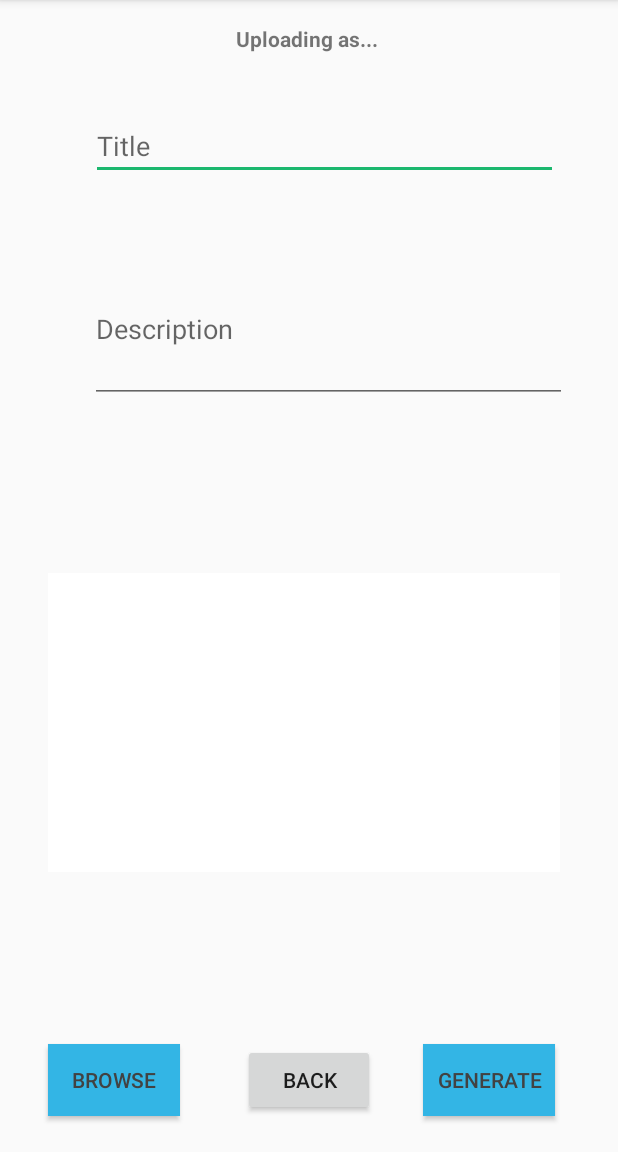
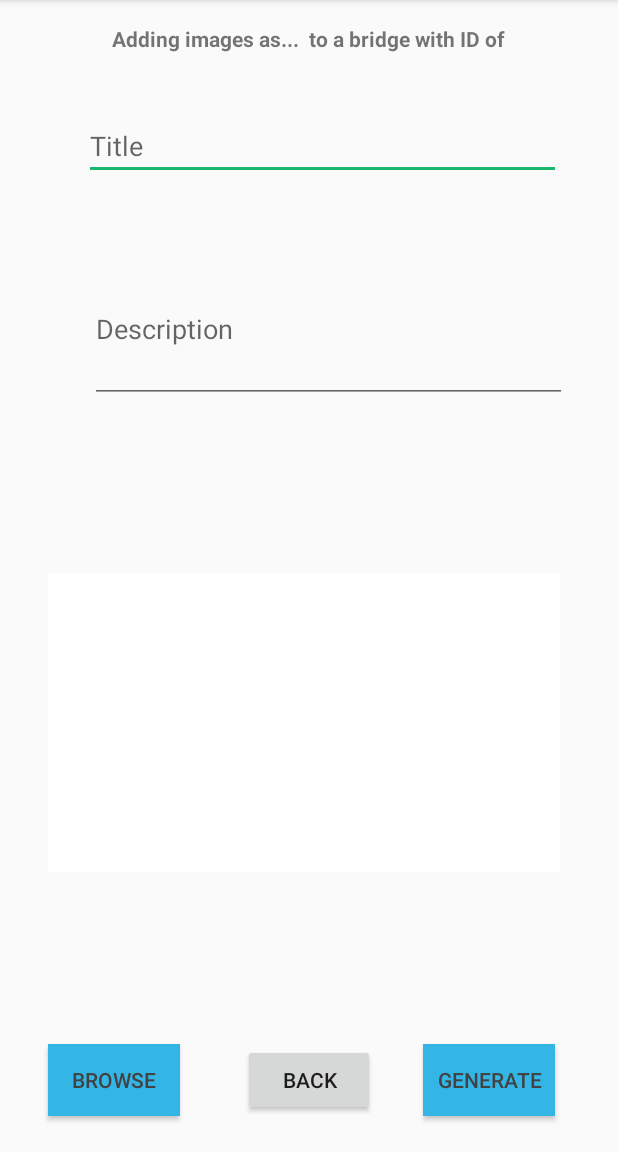
Before and after one commit to Surbhipatel9/drone-bridge-inspection-android, an Android app: the MainActivity screen opened directly, with no data from a screen before it, on a phone screen of 412 x 824 dp, the part 84-1236 px from its top. Run offline under Robolectric (Android 15) with nearby library versions, the phone set to English and light mode, and no system bars.

```diff
--- a/app/src/main/java/xyz/maxime_brgt/testretrofit/MainActivity.java
+++ b/app/src/main/java/xyz/maxime_brgt/testretrofit/MainActivity.java
@@ -1,22 +1,18 @@
 package xyz.maxime_brgt.testretrofit;
 
 import android.Manifest;
-import android.content.Context;
 import android.content.Intent;
 import android.content.pm.PackageManager;
 import android.graphics.Bitmap;
 import android.icu.util.Calendar;
-import android.media.Image;
 import android.net.Uri;
 import android.os.Build;
 import android.os.Environment;
-import android.os.StrictMode;
 import android.provider.MediaStore;
 import android.support.annotation.RequiresApi;
 import android.support.v4.app.ActivityCompat;
 import android.support.v7.app.AppCompatActivity;
 import android.os.Bundle;
-import android.util.Base64;
 import android.util.Log;
 import android.view.View;
 import android.widget.Button;
@@ -24,39 +20,16 @@ import android.widget.EditText;
 import android.widget.ImageView;
 import android.widget.TextView;
 import android.widget.Toast;
-
-import java.io.BufferedReader;
 import java.io.BufferedWriter;
 import java.io.File;
-import java.io.FileNotFoundException;
-import java.io.FileOutputStream;
-import java.io.FileReader;
 import java.io.FileWriter;
 import java.io.IOException;
-import java.io.OutputStream;
-import java.io.OutputStreamWriter;
-import java.sql.Connection;
-import java.sql.DriverManager;
-import java.sql.PreparedStatement;
-import java.sql.SQLException;
-import java.sql.Statement;
-import java.text.DateFormat;
 import java.text.SimpleDateFormat;
 import java.util.ArrayList;
-import java.util.Arrays;
 import java.util.Date;
 import java.util.HashMap;
 import java.util.List;
 import java.util.Map;
-import java.util.logging.Handler;
-import java.util.logging.Logger;
-
-import okhttp3.MediaType;
-import okhttp3.MultipartBody;
-import okhttp3.RequestBody;
-import retrofit2.Call;
-import retrofit2.Callback;
-import retrofit2.Response;
 
 import static xyz.maxime_brgt.testretrofit.Constants.PICK_IMAGE_REQUEST;
 import static xyz.maxime_brgt.testretrofit.Constants.READ_WRITE_EXTERNAL;
@@ -71,10 +44,6 @@ public class MainActivity extends AppCompatActivity {
     private TextView uploadAsTextView;
     private Button uploadButton;
 
-    public ArrayList<String> filePathList = new ArrayList<String>();
-
-    //public String  toWrite = "its me adam";
-    public String filename = "test";
     public static String ourImageURL = "";
 
     private String uploadUserName = HomeActivity.enteredUserName;
@@ -95,7 +64,6 @@ public class MainActivity extends AppCompatActivity {
         uploadButton = (Button) findViewById(R.id.uploadButton);
 
         Date c = Calendar.getInstance().getTime();
-        //System.out.println("Current time => " + c);
         SimpleDateFormat df = new SimpleDateFormat("dd-MMM-yyyy");
         formattedDate = df.format(c);
         Log.d("ourDate", formattedDate.toString());
@@ -139,30 +107,32 @@ public class MainActivity extends AppCompatActivity {
         }
         */
 
-        uploadAsTextView.setText("Uploading as... " + uploadUserName);
+        uploadAsTextView.setText("Adding images as... " + uploadUserName + " to a bridge with ID of " + BridgeSelectActivity.bridgeID);
 
     }
 
-
-
     public void onChoose(View v) {
-
         Intent intent = new Intent();
         intent.setType("image/*");
         intent.setAction(Intent.ACTION_GET_CONTENT);
         startActivityForResult(Intent.createChooser(intent, "Select Picture"), PICK_IMAGE_REQUEST);
 
+//        File sdDir = Environment.getExternalStoragePublicDirectory(Environment.DIRECTORY_PICTURES);
+//        File f = new File(sdDir, "DJI");
+//        Log.d("fileTesting", f.getPath());
+//        Intent i = new Intent();
+//        i.setAction(Intent.ACTION_VIEW);
+//        i.setDataAndType(Uri.withAppendedPath(Uri.fromFile(f), "DJI"), "image/*");
+//        i.setFlags(Intent.FLAG_ACTIVITY_NEW_TASK);
+//        i.setAction(Intent.ACTION_GET_CONTENT);
+//        startActivityForResult(Intent.createChooser(i, "Select Picture"), PICK_IMAGE_REQUEST);
     }
-
 
     @Override
     protected void onActivityResult(int requestCode, int resultCode, Intent data) {
         super.onActivityResult(requestCode, resultCode, data);
-
         if (requestCode == PICK_IMAGE_REQUEST && resultCode == RESULT_OK && data != null && data.getData() != null) {
-
             returnUri = data.getData();
-
             try {
                 Bitmap bitmap = MediaStore.Images.Media.getBitmap(getContentResolver(), returnUri);
 
@@ -196,21 +166,16 @@ public class MainActivity extends AppCompatActivity {
     private void getFilePath() {
         String filePath = DocumentHelper.getPath(this, this.returnUri);
         imagePath = filePath;
-        Log.d("testing123", "file path testing... " + filePath);
-        //Safety check to prevent null pointer exception
         if (filePath == null || filePath.isEmpty()) return;
         chosenFile = new File(filePath);
-        Log.d("testing123", filePath);
-}
+    }
 
     public void addFilePath(View v) {
         String bridgeID = BridgeSelectActivity.bridgeID;
         String bridgeName = name.getText().toString();
         String bridgeDescription = description.getText().toString();
         String bridgeUserID = HomeActivity.enteredUserName;
-        //Log.d("Test URL", ourImageURL);
         File sdCard = Environment.getExternalStorageDirectory();
-        //File f = new File(sdCard + "/test.txt");
         File f = new File(sdCard +  "/" + "wvDotDroneFolder" + "/" + "filePaths" + ".txt");
         if (!f.exists()) {
             try {
--- a/app/src/main/java/xyz/maxime_brgt/testretrofit/NavigateActivity.java
+++ b/app/src/main/java/xyz/maxime_brgt/testretrofit/NavigateActivity.java
@@ -91,10 +91,7 @@ public class NavigateActivity extends AppCompatActivity {
                 String line;
                 while ((line = br.readLine()) != null) {
                     lineArray = line.split(",");
-//                    String fileName = lineArray[0].substring(lineArray[0].lastIndexOf("/") + 1 );
-//                    filePaths.add(fileName);
                     filePaths.add(lineArray[0]);
-                    //Log.d("lineTesting", fileName);
                     bridgeIDs.add(lineArray[1]);
                     bridgeNames.add(lineArray[2]);
                     bridgeDescrtiptions.add(lineArray[3]);
@@ -123,25 +120,18 @@ public class NavigateActivity extends AppCompatActivity {
 
                 final NotificationHelper notificationHelper = new NotificationHelper(this.getApplicationContext());
                 notificationHelper.createUploadingNotification();
-
                 ImgurService imgurService = ImgurService.retrofit.create(ImgurService.class);
-
-//            final String postName = name.getText().toString();
-//            final String postDescription = description.getText().toString();
                 final int spot = filePaths.indexOf(item);
         Log.d("testing123", filePaths.get(spot));
                 final Call<ImageResponse> call =
                         imgurService.postImage(
-                                //bridgeNames.get(spot),
                                 bridgeNames.get(spot),
-                                /*bridgeDescrtiptions.get(spot)*/ bridgeDescrtiptions.get(0), "", "",
+                                bridgeDescrtiptions.get(spot), "", "",
                                 MultipartBody.Part.createFormData(
                                         "image",
-                                        //filePaths.get(spot),
                                         filePaths.get(spot),
                                         RequestBody.create(MediaType.parse("image/*"), /*filePaths.get(spot)*/ files.get(spot))
                                 ));
-                Log.d("testing123", "hey... " + filePaths.get(0));
                 call.enqueue(new Callback<ImageResponse>() {
 
                     @Override
@@ -208,6 +198,8 @@ public class NavigateActivity extends AppCompatActivity {
                     }
                 });
             }
+
+
        }
 
     }
--- a/app/src/main/res/layout/activity_main.xml
+++ b/app/src/main/res/layout/activity_main.xml
@@ -30,7 +30,7 @@
 
     <EditText
         android:id="@+id/name"
-        android:layout_width="311dp"
+        android:layout_width="318dp"
         android:layout_height="wrap_content"
         android:layout_marginBottom="8dp"
         android:layout_marginEnd="8dp"
@@ -86,13 +86,16 @@
 
     <TextView
         android:id="@+id/uploadAsTextView"
-        android:layout_width="190dp"
-        android:layout_height="26dp"
+        android:layout_width="313dp"
+        android:layout_height="25dp"
         android:layout_marginEnd="8dp"
+        android:layout_marginRight="16dp"
         android:layout_marginStart="8dp"
         android:textAlignment="center"
         android:textStyle="bold"
         app:layout_constraintEnd_toEndOf="parent"
+        app:layout_constraintHorizontal_bias="0.509"
+        app:layout_constraintRight_toRightOf="parent"
         app:layout_constraintStart_toStartOf="parent"
         app:layout_constraintTop_toTopOf="parent" />
 
```
